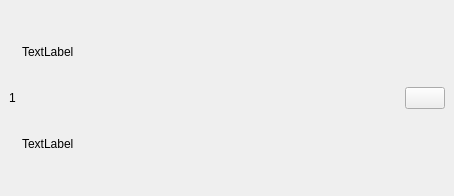
First picture: the form in ui/SongItem.ui, repository nichilum/nimamp, before the edit.
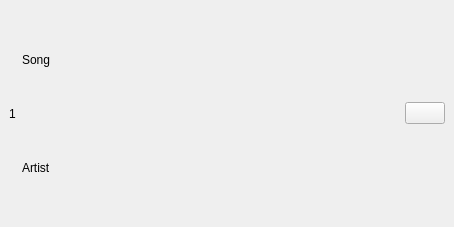
Second picture: the form after the edit. Icons and pictures are not drawn.

Diff of the .ui file:
```diff
--- a/ui/SongItem.ui
+++ b/ui/SongItem.ui
@@ -7,7 +7,7 @@
     <x>0</x>
     <y>0</y>
     <width>454</width>
-    <height>196</height>
+    <height>227</height>
    </rect>
   </property>
   <property name="windowTitle">
@@ -41,14 +41,14 @@
         <item>
          <widget class="QLabel" name="songItemSongLabel">
           <property name="text">
-           <string>TextLabel</string>
+           <string>Song</string>
           </property>
          </widget>
         </item>
         <item>
          <widget class="QLabel" name="songItemArtistLabel">
           <property name="text">
-           <string>TextLabel</string>
+           <string>Artist</string>
           </property>
          </widget>
         </item>
```
Left out of the diff: 3 changed lines with no effect on the pictures.
